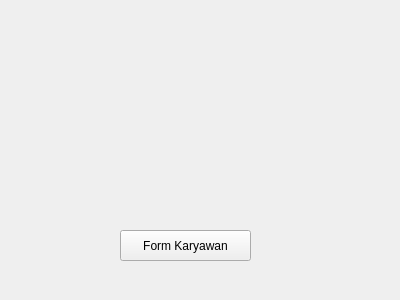
Old version of the form guipraktikum.ui in the repository Lenanorliana/lenanorliana.
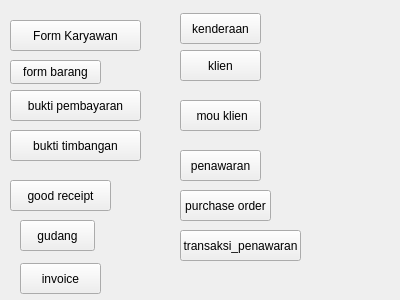
New version of the form.

Diff of the .ui file:
```diff
--- a/guipraktikum.ui
+++ b/guipraktikum.ui
@@ -16,8 +16,8 @@
   <widget class="QPushButton" name="pushButton">
    <property name="geometry">
     <rect>
-     <x>120</x>
-     <y>230</y>
+     <x>10</x>
+     <y>20</y>
      <width>131</width>
      <height>31</height>
     </rect>
@@ -26,6 +26,162 @@
     <string>Form Karyawan</string>
    </property>
   </widget>
+  <widget class="QPushButton" name="pushButton_barang">
+   <property name="geometry">
+    <rect>
+     <x>10</x>
+     <y>60</y>
+     <width>91</width>
+     <height>24</height>
+    </rect>
+   </property>
+   <property name="text">
+    <string>form barang</string>
+   </property>
+  </widget>
+  <widget class="QPushButton" name="pushButton_3">
+   <property name="geometry">
+    <rect>
+     <x>10</x>
+     <y>90</y>
+     <width>131</width>
+     <height>31</height>
+    </rect>
+   </property>
+   <property name="text">
+    <string>bukti pembayaran</string>
+   </property>
+  </widget>
+  <widget class="QPushButton" name="pushButton_4">
+   <property name="geometry">
+    <rect>
+     <x>10</x>
+     <y>130</y>
+     <width>131</width>
+     <height>31</height>
+    </rect>
+   </property>
+   <property name="text">
+    <string>bukti timbangan</string>
+   </property>
+  </widget>
+  <widget class="QPushButton" name="pushButton_5">
+   <property name="geometry">
+    <rect>
+     <x>10</x>
+     <y>180</y>
+     <width>101</width>
+     <height>31</height>
+    </rect>
+   </property>
+   <property name="text">
+    <string>good receipt</string>
+   </property>
+  </widget>
+  <widget class="QPushButton" name="pushButton_6">
+   <property name="geometry">
+    <rect>
+     <x>20</x>
+     <y>220</y>
+     <width>75</width>
+     <height>31</height>
+    </rect>
+   </property>
+   <property name="text">
+    <string>gudang</string>
+   </property>
+  </widget>
+  <widget class="QPushButton" name="pushButton_7">
+   <property name="geometry">
+    <rect>
+     <x>20</x>
+     <y>263</y>
+     <width>81</width>
+     <height>31</height>
+    </rect>
+   </property>
+   <property name="text">
+    <string>invoice</string>
+   </property>
+  </widget>
+  <widget class="QPushButton" name="pushButton_8">
+   <property name="geometry">
+    <rect>
+     <x>180</x>
+     <y>13</y>
+     <width>81</width>
+     <height>31</height>
+    </rect>
+   </property>
+   <property name="text">
+    <string>kenderaan</string>
+   </property>
+  </widget>
+  <widget class="QPushButton" name="pushButton_9">
+   <property name="geometry">
+    <rect>
+     <x>180</x>
+     <y>50</y>
+     <width>81</width>
+     <height>31</height>
+    </rect>
+   </property>
+   <property name="text">
+    <string>klien</string>
+   </property>
+  </widget>
+  <widget class="QPushButton" name="pushButton_10">
+   <property name="geometry">
+    <rect>
+     <x>180</x>
+     <y>100</y>
+     <width>81</width>
+     <height>31</height>
+    </rect>
+   </property>
+   <property name="text">
+    <string> mou klien</string>
+   </property>
+  </widget>
+  <widget class="QPushButton" name="pushButton_11">
+   <property name="geometry">
+    <rect>
+     <x>180</x>
+     <y>150</y>
+     <width>81</width>
+     <height>31</height>
+    </rect>
+   </property>
+   <property name="text">
+    <string>penawaran</string>
+   </property>
+  </widget>
+  <widget class="QPushButton" name="pushButton_12">
+   <property name="geometry">
+    <rect>
+     <x>180</x>
+     <y>190</y>
+     <width>91</width>
+     <height>31</height>
+    </rect>
+   </property>
+   <property name="text">
+    <string>purchase order</string>
+   </property>
+  </widget>
+  <widget class="QPushButton" name="pushButton_13">
+   <property name="geometry">
+    <rect>
+     <x>180</x>
+     <y>230</y>
+     <width>121</width>
+     <height>31</height>
+    </rect>
+   </property>
+   <property name="text">
+    <string>transaksi_penawaran</string>
+   </property>
+  </widget>
  </widget>
  <resources/>
  <connections/>
```
